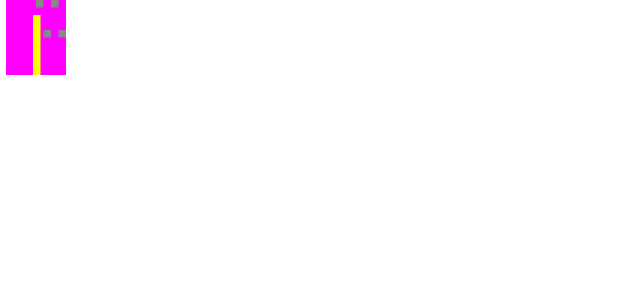
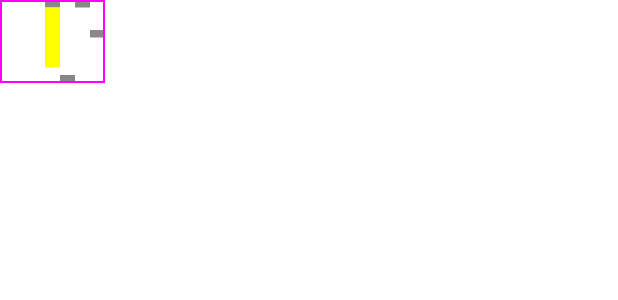
Before and after one commit to rafambn/FrameProgressBar, an Android app built with Jetpack Compose: the @Preview function GreetingPreview, on a phone screen of 412 x 824 dp. Shown: the top 300 px of the screen. Run offline under Robolectric (Android 15) with nearby library versions, the phone set to English and light mode, and no system bars.

Commit message:
Improvement of positioning of elements; Implementation of coercing pointer; Implementation of pointer selection;

```diff
--- a/FrameProgressBar/src/main/java/com/rafambn/frameprogressbar/composablePart/FrameProgressBarCompose.kt
+++ b/FrameProgressBar/src/main/java/com/rafambn/frameprogressbar/composablePart/FrameProgressBarCompose.kt
@@ -1,10 +1,11 @@
 package com.rafambn.frameprogressbar.composablePart
 
-import androidx.compose.foundation.background
+import androidx.compose.foundation.border
 import androidx.compose.foundation.focusable
 import androidx.compose.foundation.gestures.Orientation
 import androidx.compose.foundation.gestures.draggable
 import androidx.compose.foundation.gestures.rememberDraggableState
+import androidx.compose.foundation.interaction.MutableInteractionSource
 import androidx.compose.foundation.layout.Box
 import androidx.compose.foundation.layout.requiredSizeIn
 import androidx.compose.foundation.layout.wrapContentSize
@@ -21,6 +22,7 @@ import androidx.compose.ui.unit.dp
 import com.rafambn.frameprogressbar.enums.CoercePointer
 import com.rafambn.frameprogressbar.enums.Movement
 import com.rafambn.frameprogressbar.enums.PointerSelection
+import kotlin.math.floor
 import kotlin.math.max
 
 @Composable
@@ -30,17 +32,18 @@ fun FrameProgressBarCompose(
     pointerSelection: PointerSelection = PointerSelection.CENTER,
     coercedPointer: CoercePointer = CoercePointer.NOT_COERCED,
     pointer: MarkerCompose = MarkerCompose(
-        width = 5.dp,
+        width = 8.dp,
         height = 40.dp,
-        topOffset = 10.dp,
+        topOffset = 5.dp,
         color = Color.Yellow
     ),
     markers: List<MarkerCompose>,
     value: Float,
     onValueChange: (Float) -> Unit,
-    onValueChangeStarted: (() -> Unit)?,
-    onValueChangeFinished: (() -> Unit)?,
+    onValueChangeStarted: (() -> Unit)? = null,
+    onValueChangeFinished: (() -> Unit)? = null,
     enabled: Boolean = true,
+    interactionSource: MutableInteractionSource? = null
 ) {
     val density = LocalDensity.current
     val onValueChangeState = rememberUpdatedState<(Float) -> Unit> {
@@ -64,18 +67,25 @@ fun FrameProgressBarCompose(
                     pointer.height + pointer.topOffset
                 )
             )
-            .focusable(enabled)
-            .background(Color.Magenta)
+            .border(1.dp, Color.Magenta)
             .clipToBounds()
-            .draggable(
+            .let { modifier1 ->
+                if (enabled) modifier1.draggable(
+                    interactionSource = interactionSource,
                     orientation = Orientation.Horizontal,
                     state = rememberDraggableState { delta ->
                         val newValue = value - delta
-                    val coercedValue = newValue.coerceIn(0f, with(density) { markers.sumOf { it.width.value.toInt() }.dp.toPx() })
+                        val coercedValue = newValue.coerceIn(0f, with(density) {
+                            markers.sumOf { it.width.value.toInt() }.dp.toPx() -
+                                    if (coercedPointer == CoercePointer.COERCED) pointer.width.toPx()
+                                    else 0F
+                        })
                         onValueChangeState.value.invoke(coercedValue)
                     },
                     onDragStarted = { onValueChangeStarted?.invoke() },
-                onDragStopped = { onValueChangeFinished?.invoke() })
+                    onDragStopped = { onValueChangeFinished?.invoke() }) else modifier1
+            }
+            .focusable(enabled)
     ) { measurables, constraints ->
 
         val pointerPlaceable = measurables.first {
@@ -89,19 +99,31 @@ fun FrameProgressBarCompose(
 
         val progressBarWidth = markersPlaceable.width
         val progressBarHeight = max(markersPlaceable.height, pointerPlaceable.height)
+        val halfPointerWidth = floor(pointer.width.toPx() / 2).toInt()
+        val halfProgressBarWidth = progressBarWidth / 2
 
+        val pointerOffsetX = halfProgressBarWidth - halfPointerWidth
+        val pointerOffsetY = 0
 
-        val markersOffsetX = progressBarWidth / 2
+        val markersOffsetX = pointerOffsetX + when (pointerSelection) {
+            PointerSelection.LEFT -> 0
+            PointerSelection.CENTER -> halfPointerWidth
+            PointerSelection.RIGHT -> pointer.width.toPx().toInt()
+        }
         val markersOffsetY = 0
-        val pointerOffsetX = progressBarWidth / 2 - pointer.width.toPx().toInt() / 2
-        val pointerOffsetY = 0
 
         layout(
             progressBarWidth,
             progressBarHeight
         ) {
             markersPlaceable.placeRelative(
-                markersOffsetX - value.toInt(),
+                markersOffsetX - value.toInt() -
+                        if (coercedPointer == CoercePointer.COERCED) when (pointerSelection) {
+                            PointerSelection.LEFT -> 0
+                            PointerSelection.CENTER -> halfPointerWidth
+                            PointerSelection.RIGHT -> pointer.width.toPx().toInt()
+                        }
+                        else 0,
                 markersOffsetY
             )
             pointerPlaceable.placeRelative(
--- a/app/src/main/java/com/rafambn/myapplication/MainActivity.kt
+++ b/app/src/main/java/com/rafambn/myapplication/MainActivity.kt
@@ -17,6 +17,8 @@ import androidx.compose.ui.tooling.preview.Preview
 import androidx.compose.ui.unit.dp
 import com.rafambn.frameprogressbar.composablePart.FrameProgressBarCompose
 import com.rafambn.frameprogressbar.composablePart.MarkerCompose
+import com.rafambn.frameprogressbar.enums.CoercePointer
+import com.rafambn.frameprogressbar.enums.PointerSelection
 import com.rafambn.myapplication.theme.MyApplicationTheme
 
 class MainActivity : ComponentActivity() {
@@ -28,29 +30,30 @@ class MainActivity : ComponentActivity() {
                 Surface(color = Color.Black, modifier = Modifier.fillMaxSize()) {
                     var pointer = MarkerCompose()
                     var markers = listOf(
-                        MarkerCompose(),
-                        MarkerCompose(topOffset = 20.dp),
-                        MarkerCompose(),
-                        MarkerCompose(topOffset = 20.dp),
-                        MarkerCompose(),
-                        MarkerCompose(topOffset = 20.dp),
-                        MarkerCompose(),
-                        MarkerCompose(topOffset = 20.dp)
+                        MarkerCompose(width = 10.dp,),
+                        MarkerCompose(width = 10.dp,topOffset = 50.dp),
+                        MarkerCompose(width = 10.dp,),
+                        MarkerCompose(width = 10.dp,topOffset = 20.dp),
+                        MarkerCompose(width = 10.dp,),
+                        MarkerCompose(width = 10.dp,topOffset = 20.dp),
+                        MarkerCompose(width = 10.dp,)
                     )
                     Box() {
                         val teste = remember { mutableStateOf(0F) }
                         FrameProgressBarCompose(
                             markers = markers,
                             value = teste.value,
+                            pointer = MarkerCompose(
+                                width = 5.dp,
+                                height = 40.dp,
+                                topOffset = 5.dp,
+                                color = Color.Yellow
+                            ),
+                            pointerSelection = PointerSelection.CENTER,
                             onValueChange = {
                                 teste.value = it
                             },
-                            onValueChangeStarted = {
-                                println("comecou")
-                            },
-                            onValueChangeFinished = {
-                                println("acabou")
-                            },
+                            enabled = true,
                             modifier = Modifier.align(Alignment.Center)
                         )
                     }
@@ -66,20 +69,27 @@ class MainActivity : ComponentActivity() {
 fun GreetingPreview() {
     MyApplicationTheme {
         var markers = listOf(
-            MarkerCompose(),
-            MarkerCompose(topOffset = 20.dp),
-            MarkerCompose(),
-            MarkerCompose(topOffset = 20.dp),
-            MarkerCompose(),
-            MarkerCompose(topOffset = 20.dp),
-            MarkerCompose(),
-            MarkerCompose(topOffset = 20.dp)
+            MarkerCompose(width = 10.dp,),
+            MarkerCompose(width = 10.dp,topOffset = 50.dp),
+            MarkerCompose(width = 10.dp,),
+            MarkerCompose(width = 10.dp,topOffset = 20.dp),
+            MarkerCompose(width = 10.dp,),
+            MarkerCompose(width = 10.dp,topOffset = 20.dp),
+            MarkerCompose(width = 10.dp,)
         )
         Box() {
             val teste = remember { mutableStateOf(0F) }
             FrameProgressBarCompose(
                 markers = markers,
                 value = teste.value,
+                pointerSelection = PointerSelection.LEFT,
+                coercedPointer = CoercePointer.COERCED,
+                pointer = MarkerCompose(
+                    width = 10.dp,
+                    height = 40.dp,
+                    topOffset = 5.dp,
+                    color = Color.Yellow
+                ),
                 onValueChange = {
                     teste.value = it
                 },
```
Lines whose indentation alone changed are shown as unchanged.
